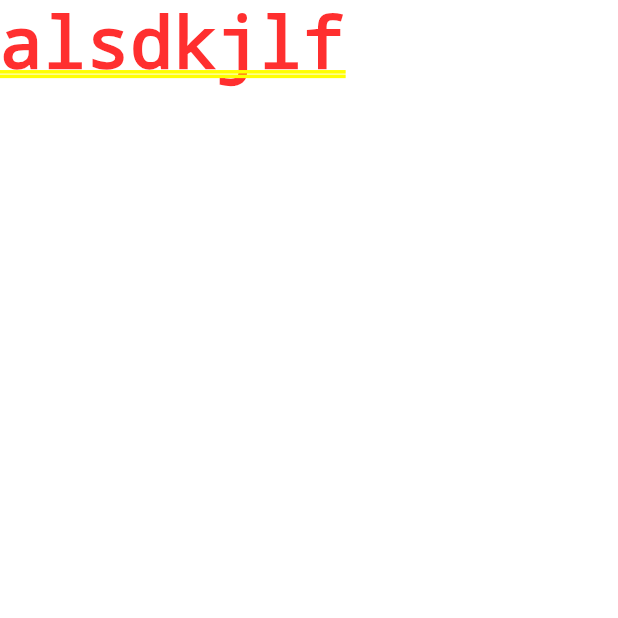
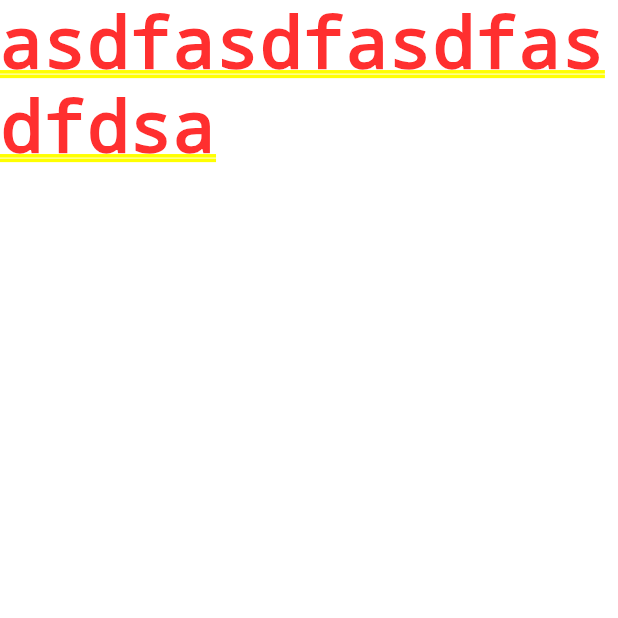
Before and after one commit to yusufaksu19/TheMovieApp, a Flutter app: the screen it shows after launch, on a phone screen of 412 x 824 dp, the top half of it. Run offline on Flutter 3.47's test engine with Material 2 defaults, Android fonts, the phone set to English and light mode, and no system bars.

```diff
--- a/lib/views/SearchMoviesPage.dart
+++ b/lib/views/SearchMoviesPage.dart
@@ -10,6 +10,6 @@ class SearchMoviesPage extends StatefulWidget {
 class _SearchMoviesPageState extends State<SearchMoviesPage> {
   @override
   Widget build(BuildContext context) {
-    return Text('alsdkjlf');
+    return Text('asdfasdfasdfasdfdsa');
   }
 }
```
